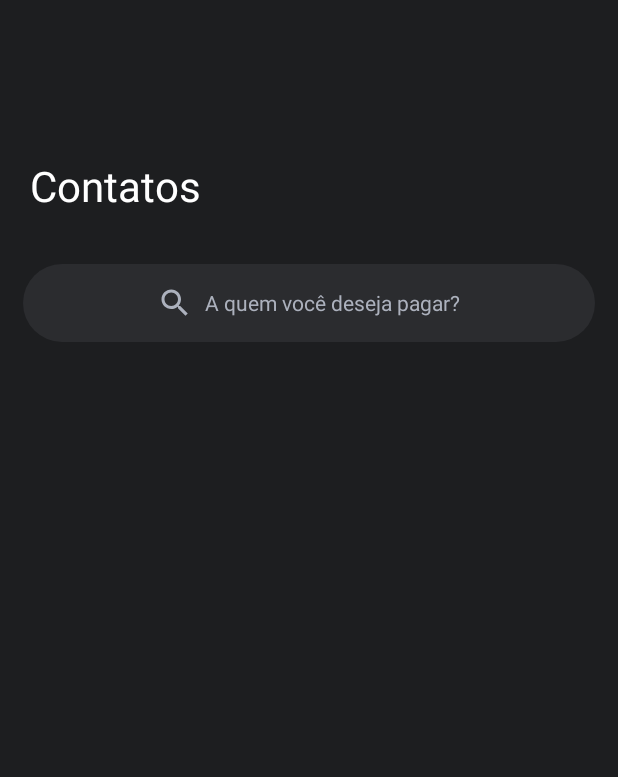
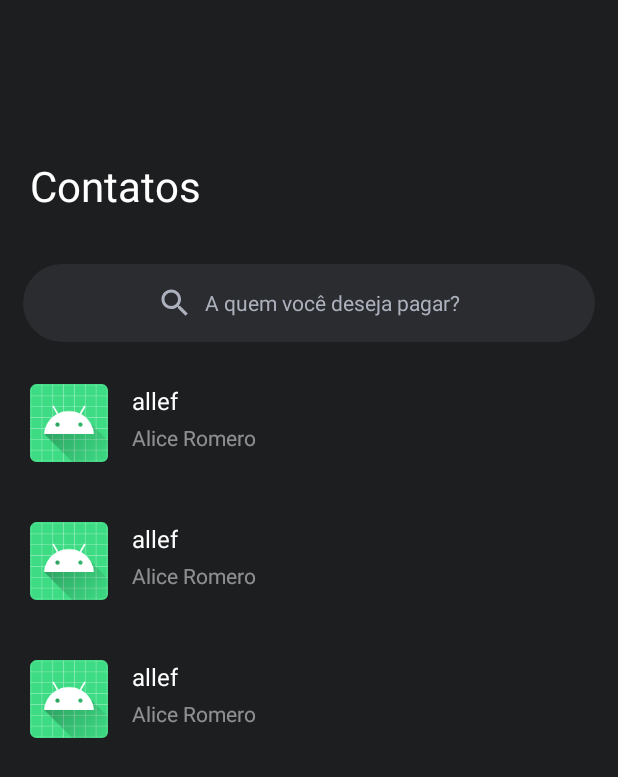
Before and after one commit to allefsousa/PicPay-Playground, an Android app: the layout activity_contact.xml on its own in the app's theme, with its tools: preview values and no code run, on a phone screen of 412 x 824 dp. Shown: the top 777 px of the screen. Run offline under Robolectric (Android 15) with nearby library versions, the phone set to English and light mode, and no system bars.

Commit message:
Tela pricipal do projeto

```diff
--- a/app/build.gradle
+++ b/app/build.gradle
@@ -75,6 +75,8 @@ dependencies {
 
     implementation "com.github.bumptech.glide:glide:$glide"
     kapt "com.github.bumptech.glide:compiler:$glide"
+    implementation 'androidx.lifecycle:lifecycle-extensions:2.0.0'
+    implementation 'androidx.lifecycle:lifecycle-viewmodel-ktx:2.0.0'
 
 
 
--- /dev/null
+++ b/app/src/main/java/com/developer/allef/picpay/data/local/AppPreferences.kt
@@ -0,0 +1,5 @@
+package com.developer.allef.picpay.data.local
+
+/**
+ * @author allef.santos on 31/07/20
+ */
--- a/app/src/main/java/com/developer/allef/picpay/di/appModule.kt
+++ b/app/src/main/java/com/developer/allef/picpay/di/appModule.kt
@@ -5,6 +5,8 @@ import com.developer.allef.picpay.di.factory.OkHttpFactory
 import com.developer.allef.picpay.di.factory.OkHttpLoggingFactory
 import com.developer.allef.picpay.di.factory.RetrofitFactory
 import com.developer.allef.picpay.service.ApiService
+import com.developer.allef.picpay.ui.contact.ContactViewModel
+import org.koin.android.viewmodel.dsl.viewModel
 import org.koin.dsl.module
 
 /**
@@ -27,5 +29,5 @@ val repositoryModule = module {
 }
 
 val viewModelModule = module {
-
+    viewModel { ContactViewModel(get()) }
 }
--- /dev/null
+++ b/app/src/main/java/com/developer/allef/picpay/extensions/ImageExtension.kt
@@ -0,0 +1,5 @@
+package com.developer.allef.picpay.extensions
+
+/**
+ * @author allef.santos on 01/08/20
+ */
--- a/app/src/main/res/layout/activity_contact.xml
+++ b/app/src/main/res/layout/activity_contact.xml
@@ -65,6 +65,7 @@
         android:id="@+id/recyclerview_contacts"
         android:layout_width="match_parent"
         android:layout_height="wrap_content"
+        tools:listitem="@layout/item_contact"
         app:layoutManager="androidx.recyclerview.widget.LinearLayoutManager"
         app:layout_behavior="@string/appbar_scrolling_view_behavior"
       />
--- /dev/null
+++ b/app/src/main/res/layout/item_contact.xml
@@ -0,0 +1,43 @@
+<?xml version="1.0" encoding="utf-8"?>
+<androidx.constraintlayout.widget.ConstraintLayout android:layout_width="match_parent"
+    android:layout_height="wrap_content"
+    xmlns:app="http://schemas.android.com/apk/res-auto"
+    xmlns:tools="http://schemas.android.com/tools"
+    android:padding="20dp"
+    xmlns:android="http://schemas.android.com/apk/res/android">
+
+    <ImageView
+        android:id="@+id/iv_contact"
+        android:layout_width="52dp"
+        android:layout_height="52dp"
+        android:src="@mipmap/ic_launcher"
+        app:layout_constraintStart_toStartOf="parent"
+        app:layout_constraintTop_toTopOf="parent"
+        tools:src="@mipmap/ic_launcher" />
+
+    <TextView
+        android:id="@+id/tv_id_contact"
+        android:layout_width="0dp"
+        android:layout_height="wrap_content"
+        android:layout_marginStart="16dp"
+        android:text="@{contact.username}"
+        android:textColor="@android:color/white"
+        android:textSize="16sp"
+        app:layout_constraintStart_toEndOf="@+id/iv_contact"
+        app:layout_constraintTop_toTopOf="parent"
+        tools:text="allef" />
+
+    <TextView
+        android:id="@+id/tv_name_contact"
+        android:layout_width="0dp"
+        android:layout_height="wrap_content"
+        android:layout_marginStart="16dp"
+        android:layout_marginTop="4dp"
+        android:textColor="#80FFFFFF"
+        android:textSize="14sp"
+        app:layout_constraintStart_toEndOf="@+id/iv_contact"
+        app:layout_constraintTop_toBottomOf="@+id/tv_id_contact"
+        tools:text="Alice Romero" />
+
+
+</androidx.constraintlayout.widget.ConstraintLayout>
```
Also changed, not shown: app/src/main/java/com/developer/allef/picpay/data/ContactDTO.kt (+13 -1 lines), app/src/main/java/com/developer/allef/picpay/ui/contact/ContactActivity.kt (+29 -1 lines), app/src/main/java/com/developer/allef/picpay/ui/contact/ContactAdapter.kt (added, +65 -0 lines), app/src/main/java/com/developer/allef/picpay/ui/contact/ContactViewModel.kt (added, +39 -0 lines).
